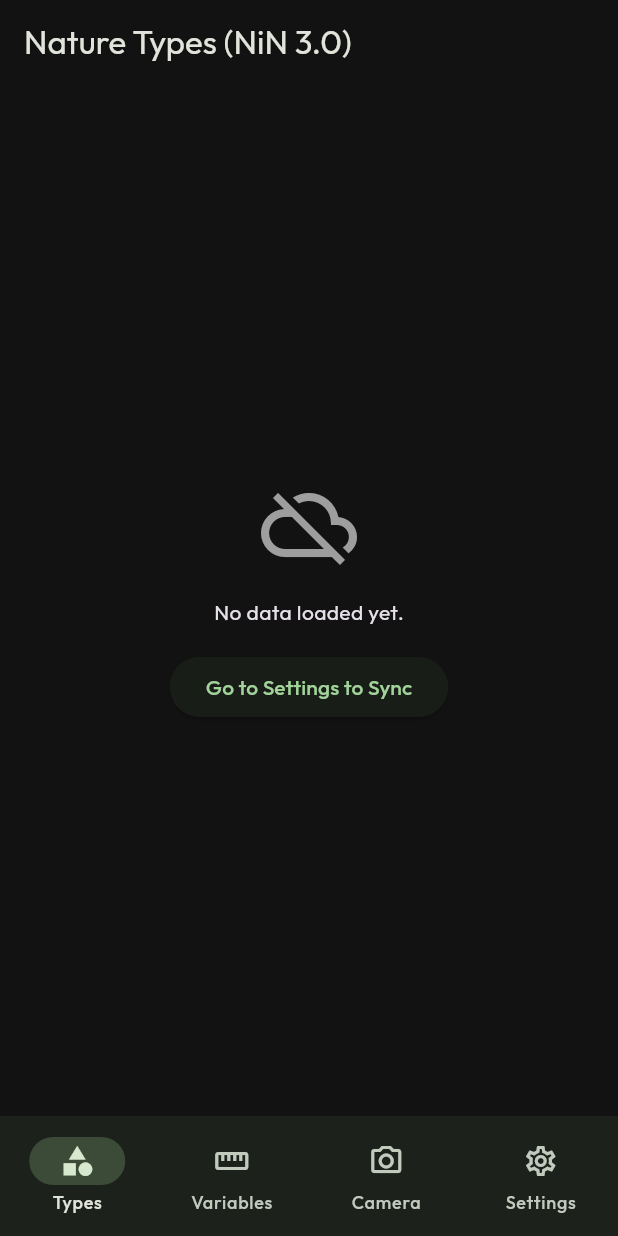
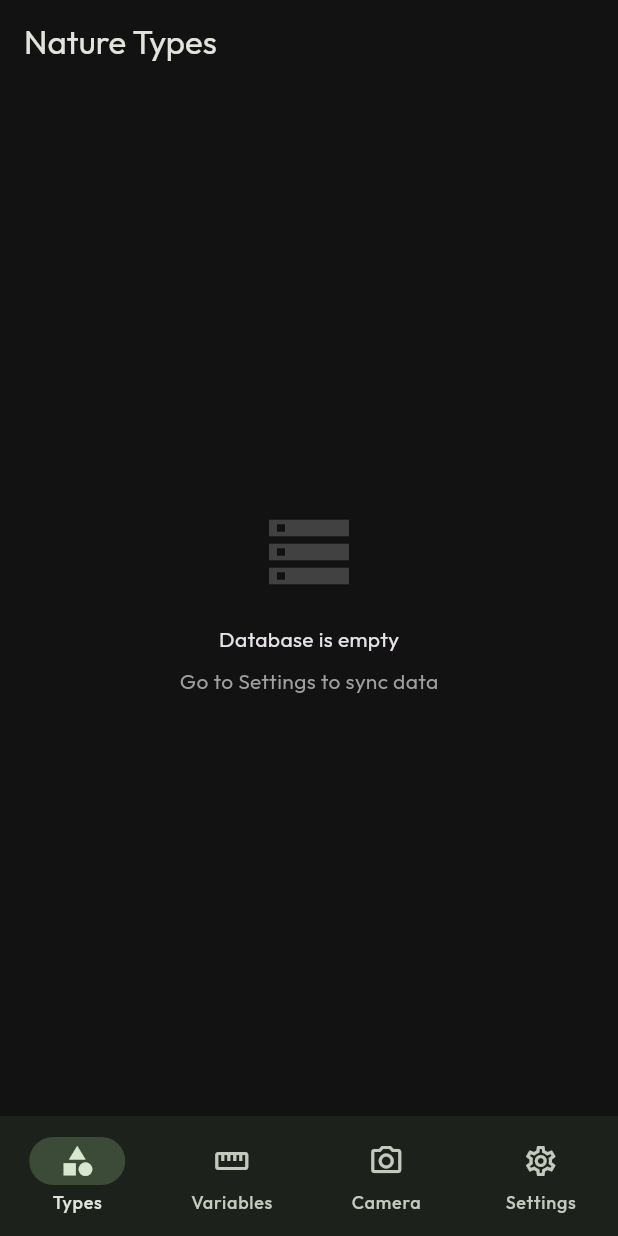
Before and after one commit to MichalTorma/natur-i-norge, a Flutter app: the screen it shows after launch, on a phone screen of 412 x 824 dp. Run offline on Flutter 3.47's test engine with Material 3 defaults, Android fonts, the phone set to English and light mode, and no system bars; our stand-ins replace camera, drift, flutter_riverpod, google_fonts, permission_handler, sqlite3_flutter_libs; missing offline and left inert: sqlite3; accounts and stored records are empty; generated files the repository leaves out were written again.

Commit message:
feat: implement hierarchical navigation for nature types and add iOS/macOS Podfiles

```diff
--- a/lib/src/providers/database_provider.dart
+++ b/lib/src/providers/database_provider.dart
@@ -17,6 +17,11 @@ final typesListProvider = FutureProvider<List<NinType>>((ref) async {
   return (db.select(db.ninTypes)..where((t) => t.parentId.isNull())).get();
 });
 
+final subTypesProvider = FutureProvider.family<List<NinType>, String>((ref, parentId) async {
+  final db = ref.watch(databaseProvider);
+  return (db.select(db.ninTypes)..where((t) => t.parentId.equals(parentId))).get();
+});
+
 final variablesListProvider = FutureProvider<List<NinVariable>>((ref) async {
   final db = ref.watch(databaseProvider);
   return (db.select(db.ninVariables)..where((v) => v.parentId.isNull())).get();
--- a/lib/src/screens/types_screen.dart
+++ b/lib/src/screens/types_screen.dart
@@ -3,66 +3,72 @@ import 'package:flutter_riverpod/flutter_riverpod.dart';
 import '../providers/database_provider.dart';
 import '../models/nin_database.dart';
 
-class TypesScreen extends ConsumerWidget {
+class TypesScreen extends ConsumerStatefulWidget {
   const TypesScreen({super.key});
 
   @override
-  Widget build(BuildContext context, WidgetRef ref) {
-    final typesAsync = ref.watch(typesListProvider);
+  ConsumerState<TypesScreen> createState() => _TypesScreenState();
+}
+
+class _TypesScreenState extends ConsumerState<TypesScreen> {
+  final List<NinType> _breadcrumb = [];
+
+  void _navigateToChild(NinType type) {
+    setState(() {
+      _breadcrumb.add(type);
+    });
+  }
+
+  void _pop() {
+    setState(() {
+      if (_breadcrumb.isNotEmpty) {
+        _breadcrumb.removeLast();
+      }
+    });
+  }
+
+  @override
+  Widget build(BuildContext context) {
+    final parentId = _breadcrumb.isEmpty ? null : _breadcrumb.last.id;
+    final typesAsync = parentId == null
+        ? ref.watch(typesListProvider)
+        : ref.watch(subTypesProvider(parentId));
 
     return Scaffold(
       appBar: AppBar(
-        title: const Text('Nature Types (NiN 3.0)'),
+        title: Text(_breadcrumb.isEmpty ? 'Nature Types' : _breadcrumb.last.navn),
+        leading: _breadcrumb.isNotEmpty
+            ? IconButton(icon: const Icon(Icons.arrow_back), onPressed: _pop)
+            : null,
         backgroundColor: Colors.transparent,
         elevation: 0,
+        actions: [
+          if (_breadcrumb.isNotEmpty)
+            Padding(
+              padding: const EdgeInsets.only(right: 16.0),
+              child: Center(
+                child: Container(
+                  padding: const EdgeInsets.symmetric(horizontal: 8, vertical: 4),
+                  decoration: BoxDecoration(
+                    color: Colors.green.withOpacity(0.2),
+                    borderRadius: BorderRadius.circular(12),
+                  ),
+                  child: Text(
+                    _breadcrumb.last.kategori,
+                    style: const TextStyle(fontSize: 12, color: Colors.greenAccent),
+                  ),
+                ),
+              ),
+            ),
+        ],
       ),
       body: typesAsync.when(
-        data: (types) => types.isEmpty
-            ? Center(
-                child: Column(
-                  mainAxisAlignment: MainAxisAlignment.center,
-                  children: [
-                    const Icon(Icons.cloud_off, size: 64, color: Colors.grey),
-                    const SizedBox(height: 16),
-                    const Text('No data loaded yet.'),
-                    const SizedBox(height: 16),
-                    ElevatedButton(
-                      onPressed: () {
-                        // Navigate to settings or trigger update
-                      },
-                      child: const Text('Go to Settings to Sync'),
-                    ),
-                  ],
-                ),
-              )
-            : SingleChildScrollView(
-                scrollDirection: Axis.horizontal,
-                child: SingleChildScrollView(
-                  child: Padding(
-                    padding: const EdgeInsets.all(16.0),
-                    child: DataTable(
-                      headingRowColor: WidgetStateProperty.all(
-                        Colors.green.withOpacity(0.1),
-                      ),
-                      columns: const [
-                        DataColumn(label: Text('ID')),
-                        DataColumn(label: Text('Name')),
-                        DataColumn(label: Text('Category')),
-                        DataColumn(label: Text('Eco System')),
-                        DataColumn(label: Text('Type Category')),
-                      ],
-                      rows: types.map((type) {
-                        return DataRow(cells: [
-                          DataCell(Text(type.id, style: const TextStyle(fontWeight: FontWeight.bold))),
-                          DataCell(Text(type.navn)),
-                          DataCell(Text(type.kategori)),
-                          DataCell(Text(type.ecosystnivaaNavn ?? '-')),
-                          DataCell(Text(type.typekategoriNavn ?? '-')),
-                        ]);
-                      }).toList(),
-                    ),
-                  ),
-                ),
+        data: (types) => types.isEmpty && _breadcrumb.isEmpty
+            ? const _EmptyState()
+            : _HierarchyList(
+                types: types,
+                onTap: _navigateToChild,
+                level: _breadcrumb.length,
               ),
         loading: () => const Center(child: CircularProgressIndicator()),
         error: (err, stack) => Center(child: Text('Error: $err')),
@@ -70,3 +76,134 @@ class TypesScreen extends ConsumerWidget {
     );
   }
 }
+
+class _HierarchyList extends StatelessWidget {
+  final List<NinType> types;
+  final Function(NinType) onTap;
+  final int level;
+
+  const _HierarchyList({
+    required this.types,
+    required this.onTap,
+    required this.level,
+  });
+
+  @override
+  Widget build(BuildContext context) {
+    return GridView.builder(
+      padding: const EdgeInsets.all(16),
+      gridDelegate: SliverGridDelegateWithFixedCrossAxisCount(
+        crossAxisCount: MediaQuery.of(context).size.width > 1200 ? 4 : (MediaQuery.of(context).size.width > 800 ? 3 : 2),
+        crossAxisSpacing: 16,
+        mainAxisSpacing: 16,
+        childAspectRatio: 1.5,
+      ),
+      itemCount: types.length,
+      itemBuilder: (context, index) {
+        final type = types[index];
+        return _TypeCard(type: type, onTap: () => onTap(type), level: level);
+      },
+    );
+  }
+}
+
+class _TypeCard extends StatelessWidget {
+  final NinType type;
+  final VoidCallback onTap;
+  final int level;
+
+  const _TypeCard({required this.type, required this.onTap, required this.level});
+
+  Color _getLevelColor() {
+    switch (level) {
+      case 0: return Colors.blue;
+      case 1: return Colors.green;
+      case 2: return Colors.orange;
+      case 3: return Colors.purple;
+      default: return Colors.teal;
+    }
+  }
+
+  @override
+  Widget build(BuildContext context) {
+    return Card(
+      clipBehavior: Clip.antiAlias,
+      child: InkWell(
+        onTap: onTap,
+        child: Container(
+          decoration: BoxDecoration(
+            gradient: LinearGradient(
+              begin: Alignment.topLeft,
+              end: Alignment.bottomRight,
+              colors: [
+                _getLevelColor().withOpacity(0.1),
+                Colors.white.withOpacity(0.02),
+              ],
+            ),
+          ),
+          padding: const EdgeInsets.all(16),
+          child: Column(
+            crossAxisAlignment: CrossAxisAlignment.start,
+            children: [
+              Row(
+                mainAxisAlignment: MainAxisAlignment.spaceBetween,
+                children: [
+                  Expanded(
+                    child: Text(
+                      type.id,
+                      style: TextStyle(
+                        color: _getLevelColor().withOpacity(0.8),
+                        fontWeight: FontWeight.bold,
+                        fontSize: 12,
+                      ),
+                    ),
+                  ),
+                  const Icon(Icons.chevron_right, size: 16, color: Colors.grey),
+                ],
+              ),
+              const Spacer(),
+              Text(
+                type.navn,
+                maxLines: 2,
+                overflow: TextOverflow.ellipsis,
+                style: const TextStyle(
+                  fontSize: 16,
+                  fontWeight: FontWeight.w600,
+                ),
+              ),
+              const SizedBox(height: 4),
+              Text(
+                type.kategori,
+                style: const TextStyle(
+                  fontSize: 10,
+                  color: Colors.grey,
+                  letterSpacing: 1,
+                ),
+              ),
+            ],
+          ),
+        ),
+      ),
+    );
+  }
+}
+
+class _EmptyState extends StatelessWidget {
+  const _EmptyState();
+
+  @override
+  Widget build(BuildContext context) {
+    return Center(
+      child: Column(
+        mainAxisAlignment: MainAxisAlignment.center,
+        children: [
+          Icon(Icons.storage_outlined, size: 64, color: Colors.white.withOpacity(0.2)),
+          const SizedBox(height: 16),
+          const Text('Database is empty'),
+          const SizedBox(height: 8),
+          const Text('Go to Settings to sync data', style: TextStyle(color: Colors.grey)),
+        ],
+      ),
+    );
+  }
+}
```
Also changed, not shown: 6 other files.
